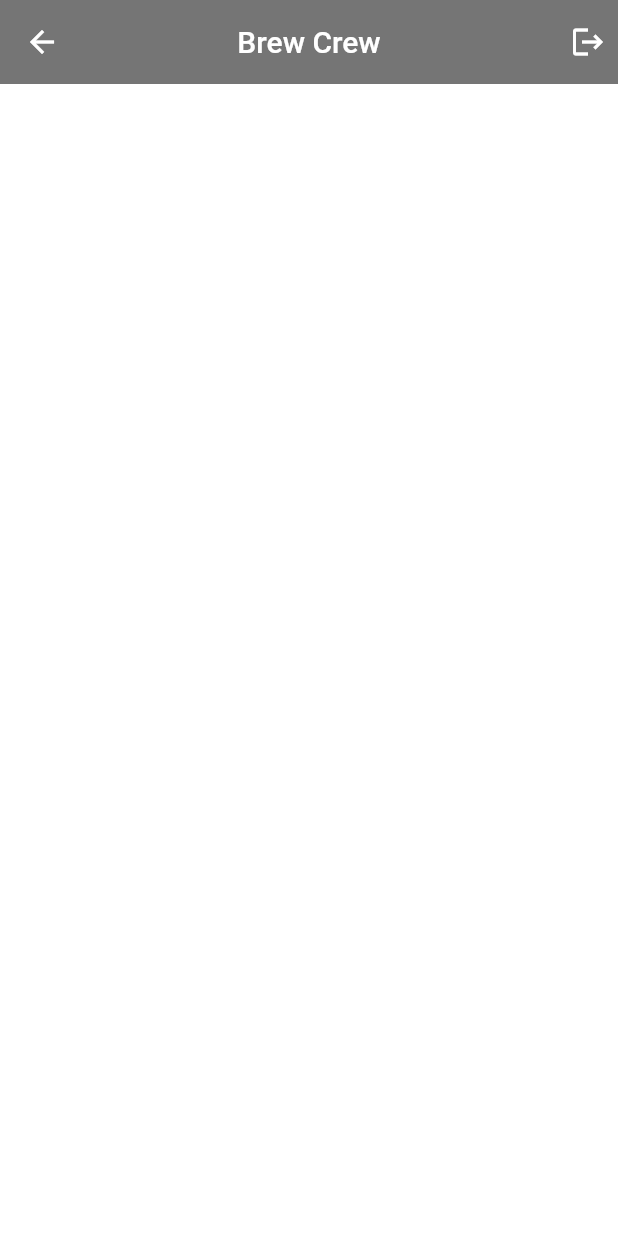
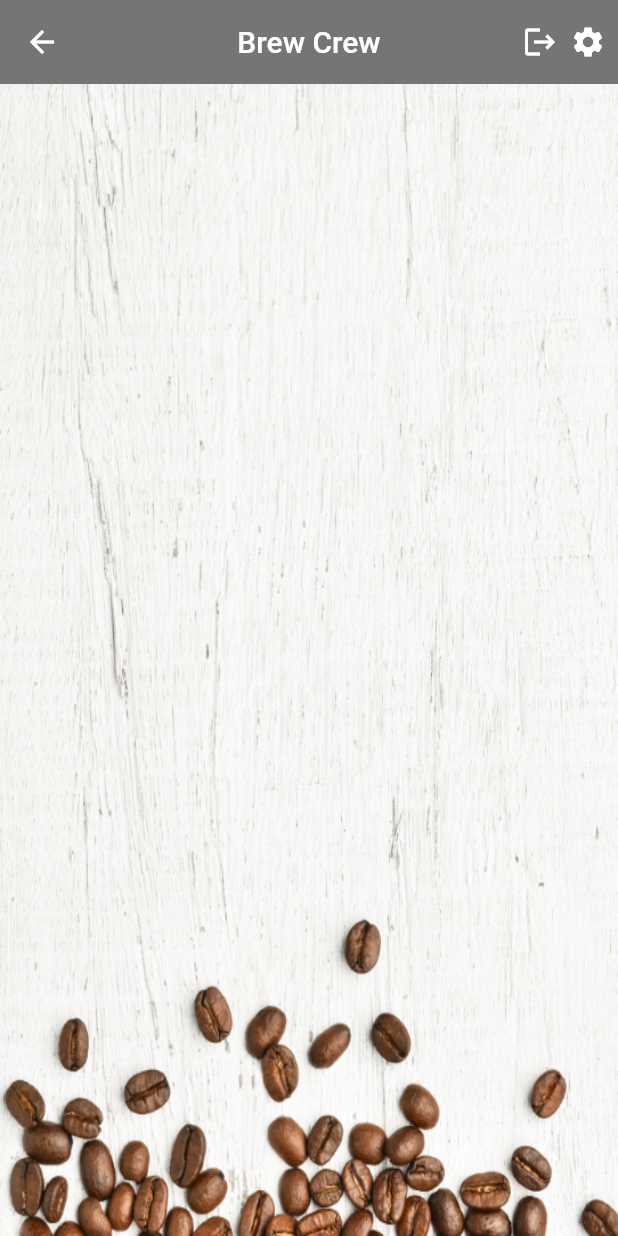
Before and after one commit to MedjadderAymen/Flutter-Firebase-App, a Flutter app: the Home screen opened directly, on a phone screen of 412 x 824 dp. Run offline on Flutter 3.47's test engine with Material 2 defaults, Android fonts, the phone set to English and light mode, and no system bars; our stand-ins replace cloud_firestore, firebase_auth, firebase_core, flutter_spinkit; accounts and stored records are empty.

Commit message:
final firestore

```diff
--- /dev/null
+++ b/lib/models/brew.dart
@@ -0,0 +1,7 @@
+class Brew {
+  final String name;
+  final String sugars;
+  final int strength;
+
+  Brew({required this.name, required this.sugars, required this.strength});
+}
--- a/lib/models/client.dart
+++ b/lib/models/client.dart
@@ -7,3 +7,14 @@ class Client {
     return Client(uuid: '');
   }
 }
+
+class ClientData {
+
+  final String uid;
+  final String name;
+  final String sugars;
+  final int strength;
+
+  ClientData({required this.uid,required this.sugars,required this.strength,required this.name });
+
+}
--- /dev/null
+++ b/lib/screens/home/brew_list.dart
@@ -0,0 +1,29 @@
+import 'package:brew_crew/models/brew.dart';
+import 'package:flutter/material.dart';
+import 'package:provider/provider.dart';
+
+import 'brew_tile.dart';
+
+class BrewList extends StatefulWidget {
+  const BrewList({Key? key}) : super(key: key);
+
+  @override
+  _BrewListState createState() => _BrewListState();
+}
+
+class _BrewListState extends State<BrewList> {
+  @override
+  Widget build(BuildContext context) {
+    final brews = Provider.of<List<Brew>>(context);
+
+    brews.forEach((brew) {
+      print(brew.name);
+    });
+
+    return ListView.builder(
+        itemCount: brews.length,
+        itemBuilder: (context, index) {
+          return BrewTile(brew: brews[index]);
+        });
+  }
+}
--- a/lib/screens/home/home.dart
+++ b/lib/screens/home/home.dart
@@ -1,23 +1,31 @@
+import 'package:brew_crew/models/brew.dart';
+import 'package:brew_crew/screens/home/brew_list.dart';
+import 'package:brew_crew/screens/home/settings_form.dart';
 import 'package:brew_crew/services/auth_service.dart';
-import 'package:brew_crew/shared/loading.dart';
+import 'package:brew_crew/services/database.dart';
 import 'package:flutter/material.dart';
+import 'package:provider/provider.dart';
 
-class Home extends StatefulWidget {
-  @override
-  _HomeState createState() => _HomeState();
-}
-
-class _HomeState extends State<Home> {
-
+class Home extends StatelessWidget {
   final AuthService _authService = AuthService();
-
-  bool loading = false;
 
   @override
   Widget build(BuildContext context) {
-    return loading
-        ? Loading()
-        : Scaffold(
+    void _showSettingsPanel() {
+      showModalBottomSheet(
+          context: context,
+          builder: (context) {
+            return Container(
+              padding: EdgeInsets.symmetric(vertical: 20, horizontal: 60),
+              child: SettingsForm(),
+            );
+          });
+    }
+
+    return StreamProvider<List<Brew>>.value(
+      value: DataBaseService.withoutUUID().brews,
+      initialData: [],
+      child: Scaffold(
         backgroundColor: Colors.white,
         appBar: AppBar(
           centerTitle: true,
@@ -32,15 +40,32 @@ class _HomeState extends State<Home> {
                   Icons.logout,
                 ),
                 onTap: () async {
-                      setState(() {
-                        loading = true;
-                      });
                   await _authService.signOut();
+                },
+              ),
+            ),
+            Padding(
+              padding: const EdgeInsets.only(right: 8.0),
+              child: GestureDetector(
+                child: Icon(
+                  Icons.settings,
+                ),
+                onTap: () {
+                  _showSettingsPanel();
                 },
               ),
             )
           ],
         ),
+        body: Container(
+            decoration: BoxDecoration(
+              image: DecorationImage(
+                image: AssetImage("assets/coffee_bg.png"),
+                fit: BoxFit.fill
+              )
+            ),
+            child: BrewList()),
+      ),
     );
   }
 }
--- a/pubspec.yaml
+++ b/pubspec.yaml
@@ -50,8 +50,8 @@ flutter:
   uses-material-design: true
 
   # To add assets to your application, add an assets section, like this:
-  # assets:
-  #   - images/a_dot_burr.jpeg
+  assets:
+    - assets/
   #   - images/a_dot_ham.jpeg
 
   # An image asset can refer to one or more resolution-specific "variants", see
```
Also changed, not shown: lib/screens/home/brew_tile.dart (added, +27 -0 lines), lib/screens/home/settings_form.dart (added, +107 -0 lines), lib/services/auth_service.dart (+7 -1 lines), lib/services/database.dart (+41 -2 lines), assets/coffee_bg.png (added), assets/coffee_icon.png (added). Lines whose indentation alone changed are shown as unchanged.
